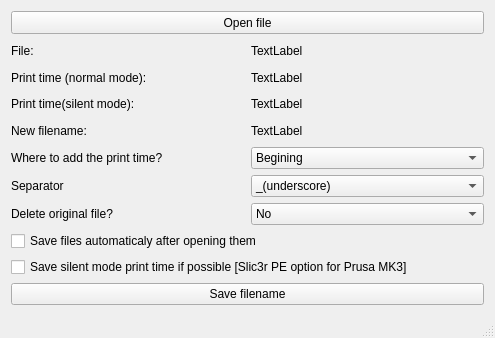
This is mainwindow.ui in TheRealMazur/Gcode_renamer as Qt 5 draws it before an edit. The edited form follows.
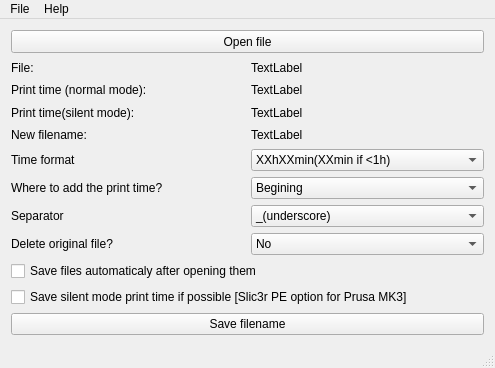
This is the edited form.

Commit message: Added different time formatting, and application icon.

Diff of the .ui file:
```diff
--- a/mainwindow.ui
+++ b/mainwindow.ui
@@ -7,7 +7,7 @@
     <x>0</x>
     <y>0</y>
     <width>495</width>
-    <height>338</height>
+    <height>368</height>
    </rect>
   </property>
   <property name="acceptDrops">
@@ -113,6 +113,36 @@
       </item>
       <item>
        <layout class="QVBoxLayout" name="verticalLayout_2">
+        <item>
+         <layout class="QHBoxLayout" name="horizontalLayout_9">
+          <item>
+           <widget class="QLabel" name="label_4">
+            <property name="text">
+             <string>Time format</string>
+            </property>
+           </widget>
+          </item>
+          <item>
+           <widget class="QComboBox" name="timeFormatComboBox">
+            <item>
+             <property name="text">
+              <string>XXhXXmin(XXmin if &lt;1h)</string>
+             </property>
+            </item>
+            <item>
+             <property name="text">
+              <string>XXh(XXmin if &lt;1h)</string>
+             </property>
+            </item>
+            <item>
+             <property name="text">
+              <string>XX.Xh(.5h accuracy)</string>
+             </property>
+            </item>
+           </widget>
+          </item>
+         </layout>
+        </item>
         <item>
          <layout class="QHBoxLayout" name="horizontalLayout_6">
           <item>
@@ -229,6 +259,61 @@
    </layout>
   </widget>
   <widget class="QStatusBar" name="statusBar"/>
+  <widget class="QMenuBar" name="menuBar">
+   <property name="geometry">
+    <rect>
+     <x>0</x>
+     <y>0</y>
+     <width>495</width>
+     <height>20</height>
+    </rect>
+   </property>
+   <widget class="QMenu" name="menuFile">
+    <property name="title">
+     <string>File</string>
+    </property>
+    <addaction name="actionOpen"/>
+    <addaction name="actionExit"/>
+   </widget>
+   <widget class="QMenu" name="menuAbout">
+    <property name="title">
+     <string>Help</string>
+    </property>
+    <addaction name="actionAbout"/>
+    <addaction name="actionAbout_Qt"/>
+   </widget>
+   <addaction name="menuFile"/>
+   <addaction name="menuAbout"/>
+  </widget>
+  <action name="actionOpen">
+   <property name="text">
+    <string>Open</string>
+   </property>
+   <property name="toolTip">
+    <string>Open a file</string>
+   </property>
+   <property name="shortcut">
+    <string>Ctrl+O</string>
+   </property>
+  </action>
+  <action name="actionExit">
+   <property name="text">
+    <string>Exit</string>
+   </property>
+   <property name="shortcut">
+    <string>Ctrl+Q</string>
+   </property>
+  </action>
+  <action name="actionAbout">
+   <property name="text">
+    <string>About</string>
+   </property>
+  </action>
+  <action name="actionAbout_Qt">
+   <property name="text">
+    <string>About Qt</string>
+   </property>
+  </action>
  </widget>
  <layoutdefault spacing="6" margin="11"/>
  <resources/>
```
The commit also changes 9 other files.
